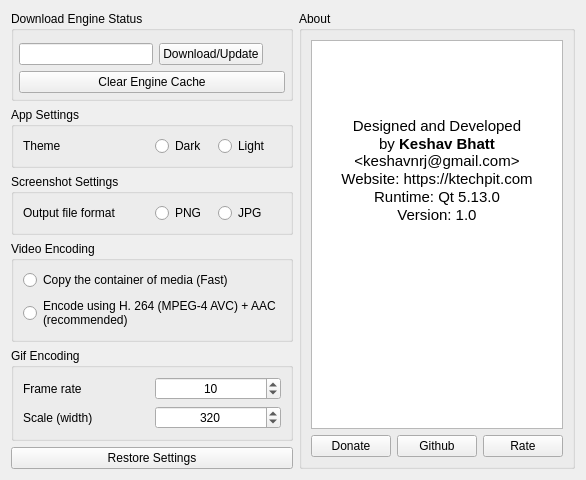
Above: src/settings.ui from keshavbhatt/plumber before the change. Below: the same form after it.
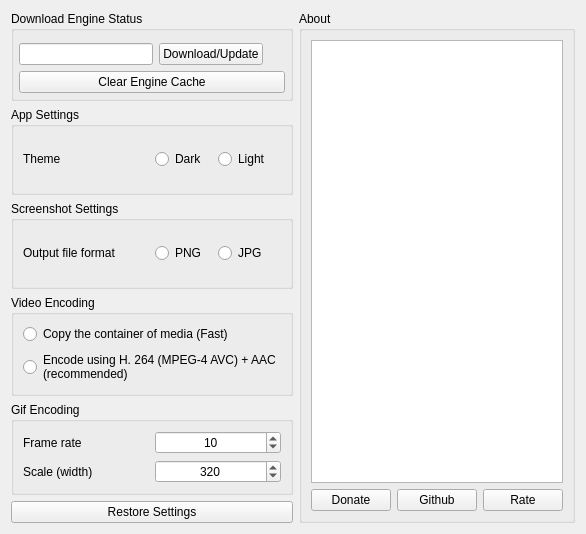
That is the form after the change. Icons and pictures are not drawn. Custom widgets are drawn as their Qt base class.

Commit message: chore: minor improvements - version 3.0 - fix elidedlabel - update default url - update player state logic - mediaplayer migration to Qt5.15 APIs

```diff
--- a/src/settings.ui
+++ b/src/settings.ui
@@ -6,8 +6,8 @@
    <rect>
     <x>0</x>
     <y>0</y>
-    <width>579</width>
-    <height>457</height>
+    <width>585</width>
+    <height>534</height>
    </rect>
   </property>
   <property name="windowTitle">
@@ -342,19 +342,14 @@
           </property>
           <property name="html">
            <string>&lt;!DOCTYPE HTML PUBLIC &quot;-//W3C//DTD HTML 4.0//EN&quot; &quot;http://www.w3.org/TR/REC-html40/strict.dtd&quot;&gt;
-&lt;html&gt;&lt;head&gt;&lt;meta name=&quot;qrichtext&quot; content=&quot;1&quot; /&gt;&lt;style type=&quot;text/css&quot;&gt;
+&lt;html&gt;&lt;head&gt;&lt;meta name=&quot;qrichtext&quot; content=&quot;1&quot; /&gt;&lt;meta charset=&quot;utf-8&quot; /&gt;&lt;style type=&quot;text/css&quot;&gt;
 p, li { white-space: pre-wrap; }
-&lt;/style&gt;&lt;/head&gt;&lt;body style=&quot; font-family:'Ubuntu'; font-size:11pt; font-weight:400; font-style:normal;&quot;&gt;
-&lt;p align=&quot;center&quot; style=&quot;-qt-paragraph-type:empty; margin-top:0px; margin-bottom:0px; margin-left:0px; margin-right:0px; -qt-block-indent:0; text-indent:0px;&quot;&gt;&lt;br /&gt;&lt;/p&gt;
-&lt;p align=&quot;center&quot; style=&quot;-qt-paragraph-type:empty; margin-top:0px; margin-bottom:0px; margin-left:0px; margin-right:0px; -qt-block-indent:0; text-indent:0px;&quot;&gt;&lt;br /&gt;&lt;/p&gt;
-&lt;p align=&quot;center&quot; style=&quot; margin-top:0px; margin-bottom:0px; margin-left:0px; margin-right:0px; -qt-block-indent:0; text-indent:0px;&quot;&gt;&lt;img src=&quot;:/icons/app/icon-64.png&quot; /&gt;&lt;/p&gt;
-&lt;p align=&quot;center&quot; style=&quot;-qt-paragraph-type:empty; margin-top:0px; margin-bottom:0px; margin-left:0px; margin-right:0px; -qt-block-indent:0; text-indent:0px;&quot;&gt;&lt;br /&gt;&lt;/p&gt;
-&lt;p align=&quot;center&quot; style=&quot; margin-top:0px; margin-bottom:0px; margin-left:0px; margin-right:0px; -qt-block-indent:0; text-indent:0px;&quot;&gt;Designed and Developed&lt;/p&gt;
-&lt;p align=&quot;center&quot; style=&quot; margin-top:0px; margin-bottom:0px; margin-left:0px; margin-right:0px; -qt-block-indent:0; text-indent:0px;&quot;&gt;by &lt;span style=&quot; font-weight:600;&quot;&gt;Keshav Bhatt&lt;/span&gt; &amp;lt;keshavnrj@gmail.com&amp;gt;&lt;/p&gt;
-&lt;p align=&quot;center&quot; style=&quot; margin-top:0px; margin-bottom:0px; margin-left:0px; margin-right:0px; -qt-block-indent:0; text-indent:0px;&quot;&gt;Website: https://ktechpit.com&lt;/p&gt;
-&lt;p align=&quot;center&quot; style=&quot; margin-top:0px; margin-bottom:0px; margin-left:0px; margin-right:0px; -qt-block-indent:0; text-indent:0px;&quot;&gt;Runtime: Qt 5.13.0&lt;/p&gt;
-&lt;p align=&quot;center&quot; style=&quot; margin-top:0px; margin-bottom:0px; margin-left:0px; margin-right:0px; -qt-block-indent:0; text-indent:0px;&quot;&gt;Version: 1.0&lt;/p&gt;
-&lt;p align=&quot;center&quot; style=&quot;-qt-paragraph-type:empty; margin-top:0px; margin-bottom:0px; margin-left:0px; margin-right:0px; -qt-block-indent:0; text-indent:0px;&quot;&gt;&lt;br /&gt;&lt;/p&gt;&lt;/body&gt;&lt;/html&gt;</string>
+hr { height: 1px; border-width: 0; }
+&lt;/style&gt;&lt;/head&gt;&lt;body style=&quot; font-family:'Sans Serif'; font-size:9pt; font-weight:400; font-style:normal;&quot;&gt;
+&lt;p style=&quot;-qt-paragraph-type:empty; margin-top:0px; margin-bottom:0px; margin-left:0px; margin-right:0px; -qt-block-indent:0; text-indent:0px;&quot;&gt;&lt;br /&gt;&lt;/p&gt;&lt;/body&gt;&lt;/html&gt;</string>
+          </property>
+          <property name="openLinks">
+           <bool>false</bool>
           </property>
          </widget>
         </item>
```
Left out of the diff: 2 changed lines with no effect on the pictures. The commit also changes 6 other files.
